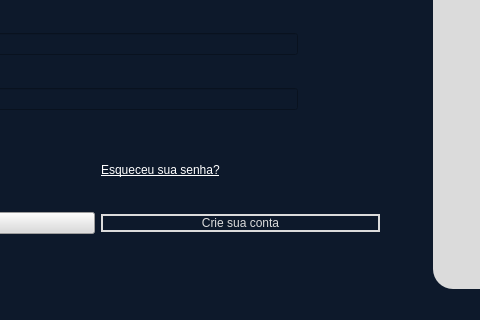
The window that ui/LoginWindow.ui (kawlu/Atlas-Finance) describes before a commit, drawn with Qt 5; both pictures show x 223 to 703 and y 377 to 697 of the 1305 by 697 pixel window.
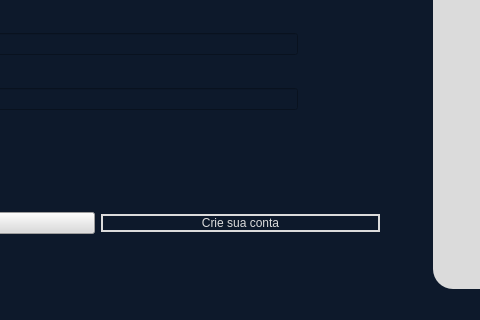
The same window after the commit. Icons and pictures are not drawn.

Commit message: retirados os erros de cores do design login

```diff
--- a/ui/LoginWindow.ui
+++ b/ui/LoginWindow.ui
@@ -210,24 +210,6 @@
                </property>
               </widget>
              </item>
-             <item row="0" column="1">
-              <widget class="QLabel" name="label_6">
-               <property name="font">
-                <font>
-                 <underline>true</underline>
-                </font>
-               </property>
-               <property name="cursor">
-                <cursorShape>PointingHandCursor</cursorShape>
-               </property>
-               <property name="frameShape">
-                <enum>QFrame::NoFrame</enum>
-               </property>
-               <property name="text">
-                <string>Esqueceu sua senha?</string>
-               </property>
-              </widget>
-             </item>
              <item row="1" column="0">
               <widget class="QPushButton" name="pushButton_2">
                <property name="cursor">
```
Left out of the diff: 4 changed lines with no effect on the pictures. The commit also changes 1 other file.
